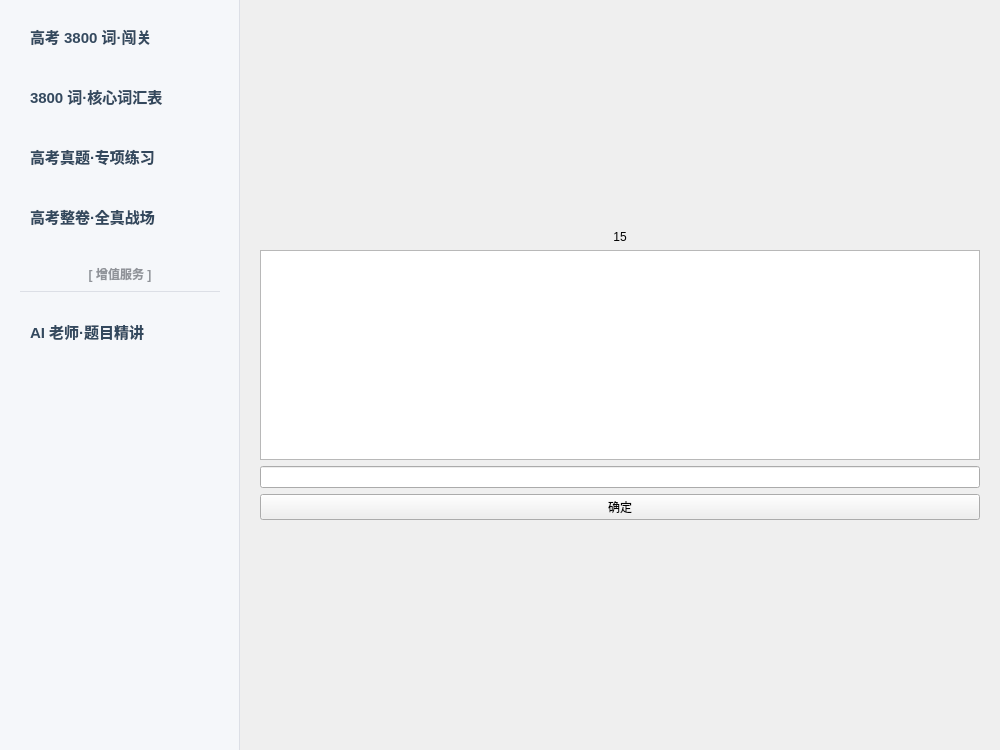
andrezha/EngMaster-AI-Agent, file resources/main_window.ui: the form before one commit.
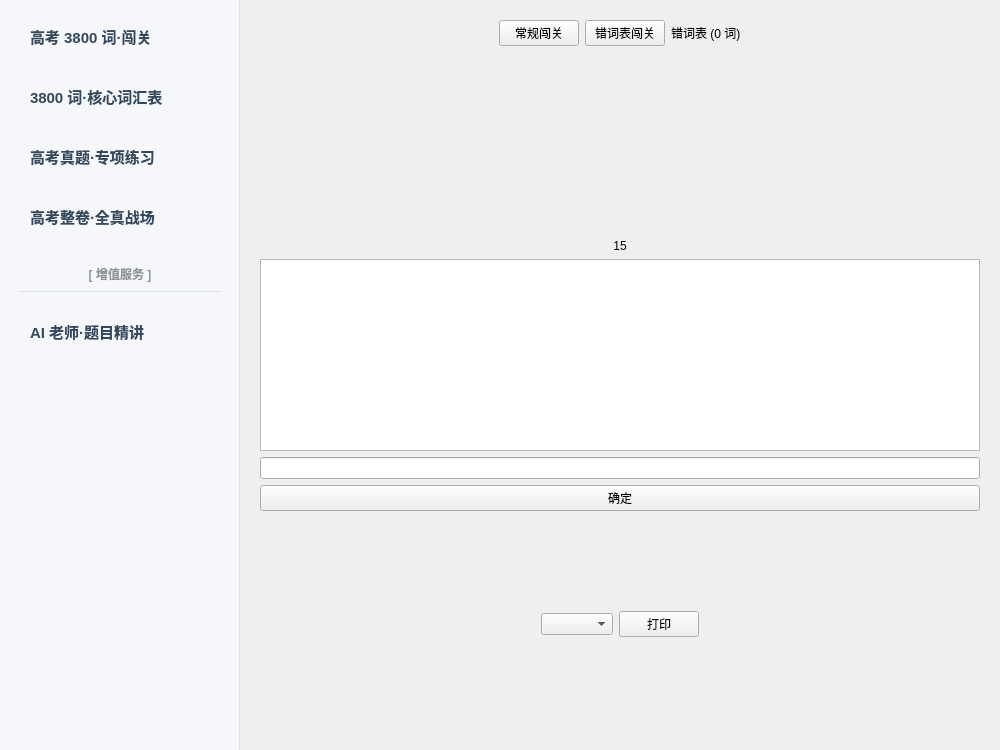
The form after the commit. The open tabs and pages were chosen to show the change.

Commit message: 添加了错词功能

Patch:
```diff
--- a/resources/main_window.ui
+++ b/resources/main_window.ui
@@ -97,20 +97,165 @@
       <widget class="QWidget" name="page_vocab">
         <layout class="QVBoxLayout" name="v1">
           <property name="margin"><number>20</number></property>
+          <!-- 新增：闯关模式选择区域 -->
+          <item>
+            <layout class="QHBoxLayout" name="challenge_mode_layout">
+              <item>
+                <spacer name="mode_left_spacer">
+                 <property name="orientation">
+                  <enum>Qt::Horizontal</enum>
+                 </property>
+                 <property name="sizeHint">
+                  <size>
+                   <width>0</width>
+                   <height>0</height>
+                  </size>
+                 </property>
+                </spacer>
+              </item>
+              <item>
+                <widget class="QPushButton" name="btn_challenge_regular">
+                 <property name="text">
+                  <string>常规闯关</string>
+                 </property>
+                </widget>
+              </item>
+              <item>
+                <widget class="QPushButton" name="btn_challenge_mistake">
+                 <property name="text">
+                  <string>错词表闯关</string>
+                 </property>
+                </widget>
+              </item>
+              <item>
+                <widget class="QLabel" name="lbl_mistake_count">
+                 <property name="text">
+                  <string>错词表 (0 词)</string>
+                 </property>
+                </widget>
+              </item>
+              <item>
+                <spacer name="mode_right_spacer">
+                 <property name="orientation">
+                  <enum>Qt::Horizontal</enum>
+                 </property>
+                 <property name="sizeHint">
+                  <size>
+                   <width>0</width>
+                   <height>0</height>
+                  </size>
+                 </property>
+                </spacer>
+              </item>
+            </layout>
+          </item>
+          <item>
+            <spacer name="mode_to_timer_spacer">
+             <property name="orientation">
+              <enum>Qt::Vertical</enum>
+             </property>
+             <property name="sizeHint">
+              <size>
+               <width>0</width>
+               <height>20</height>
+              </size>
+             </property>
+            </spacer>
+          </item>
           <!-- 顶部弹簧 - 将内容推到中心 -->
           <item><spacer name="vocab_top_spacer"><property name="orientation"><enum>Qt::Vertical</enum></property><property name="sizeHint"><size><width>0</width><height>0</height></size></property></spacer></item>
           <!-- 计时器 -->
-          <item><widget class="QLabel" name="timer_label"><property name="text"><string>15</string></property><property name="alignment"><set>Qt::AlignCenter</set></property></widget></item>
+          <item>
+           <widget class="QLabel" name="timer_label">
+            <property name="text">
+             <string>15</string>
+            </property>
+            <property name="alignment">
+             <set>Qt::AlignCenter</set>
+            </property>
+           </widget>
+          </item>
           <!-- 单词显示区 -->
           <item><widget class="QTextEdit" name="vocab_display"></widget></item>
           <!-- 输入框 -->
           <item><widget class="QLineEdit" name="vocab_input"></widget></item>
           <!-- 确认按钮 -->
-          <item><widget class="QPushButton" name="btn_confirm"><property name="text"><string>确定</string></property></widget></item>
-          <!-- 底部弹簧 - 将内容推到中心 -->
-          <item><spacer name="vocab_bottom_spacer"><property name="orientation"><enum>Qt::Vertical</enum></property><property name="sizeHint"><size><width>0</width><height>0</height></size></property></spacer></item>
-        </layout>
-      </widget>
+          <item>
+           <widget class="QPushButton" name="btn_confirm">
+            <property name="text">
+             <string>确定</string>
+            </property>
+           </widget>
+          </item>
+          <item>
+           <spacer name="challenge_to_print_spacer">
+            <property name="orientation">
+             <enum>Qt::Vertical</enum>
+            </property>
+            <property name="sizeHint">
+             <size>
+              <width>0</width>
+              <height>50</height>
+             </size>
+            </property>
+           </spacer>
+          </item>
+          <!-- 新增：打印功能区 -->
+          <item>
+           <layout class="QHBoxLayout" name="print_layout">
+            <item>
+             <spacer name="print_left_spacer">
+              <property name="orientation">
+               <enum>Qt::Horizontal</enum>
+              </property>
+              <property name="sizeHint">
+               <size>
+                <width>0</width>
+                <height>0</height>
+               </size>
+              </property>
+             </spacer>
+            </item>
+            <item>
+             <widget class="QComboBox" name="print_options_dropdown"/>
+            </item>
+            <item>
+             <widget class="QPushButton" name="btn_print_vocab">
+              <property name="text">
+               <string>打印</string>
+              </property>
+             </widget>
+            </item>
+            <item>
+             <spacer name="print_right_spacer">
+              <property name="orientation">
+               <enum>Qt::Horizontal</enum>
+              </property>
+              <property name="sizeHint">
+               <size>
+                <width>0</width>
+                <height>0</height>
+               </size>
+              </property>
+             </spacer>
+            </item>
+           </layout>
+          </item>
+          <item>
+           <spacer name="vocab_bottom_spacer">
+            <property name="orientation">
+             <enum>Qt::Vertical</enum>
+            </property>
+            <property name="sizeHint">
+             <size>
+              <width>0</width>
+              <height>0</height>
+             </size>
+            </property>
+           </spacer>
+          </item>
+         </layout>
+        </widget>
       <widget class="QWidget" name="page_scan">
        <layout class="QVBoxLayout" name="scan_v_layout">
         <property name="margin"><number>20</number></property>
```
Left out of the diff: 22 changed lines with no effect on the pictures. The commit also changes 7 other files.
